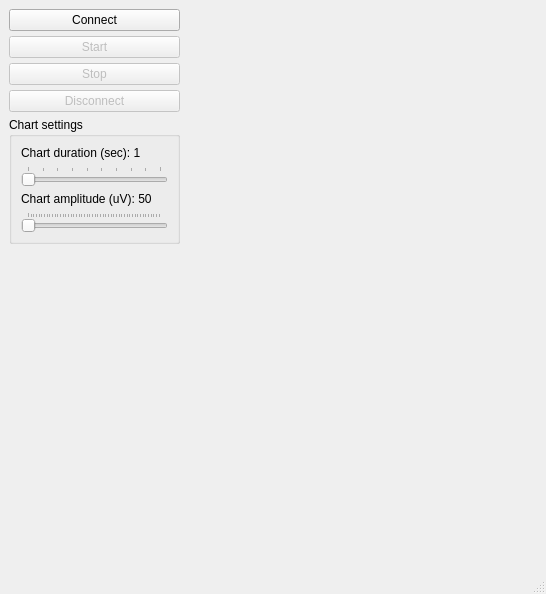
Old version of the form UI/mainwindow.ui in the repository ZarkSPb/BB_Python.
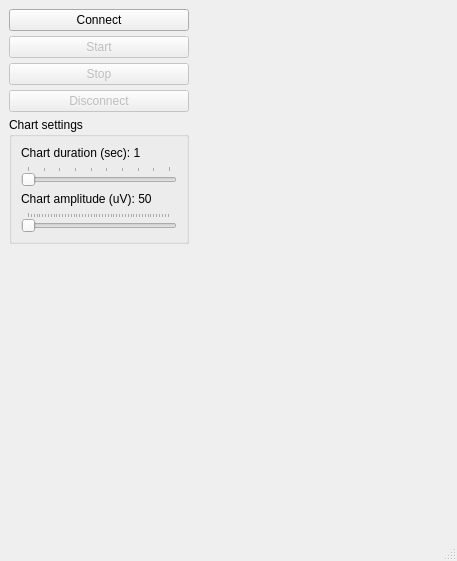
New version of the form.

Commit message: Slider Y - fully work, Slider X - half Work

The edit to the form file:
```diff
--- a/UI/mainwindow.ui
+++ b/UI/mainwindow.ui
@@ -6,8 +6,8 @@
    <rect>
     <x>0</x>
     <y>0</y>
-    <width>546</width>
-    <height>594</height>
+    <width>457</width>
+    <height>561</height>
    </rect>
   </property>
   <property name="windowTitle">
@@ -39,6 +39,9 @@
        <property name="topMargin">
         <number>0</number>
        </property>
+       <property name="rightMargin">
+        <number>0</number>
+       </property>
        <property name="bottomMargin">
         <number>0</number>
        </property>
@@ -100,6 +103,9 @@
             <property name="maximum">
              <number>10</number>
             </property>
+            <property name="value">
+             <number>1</number>
+            </property>
             <property name="orientation">
              <enum>Qt::Horizontal</enum>
             </property>
@@ -167,7 +173,23 @@
       <property name="toolTipDuration">
        <number>-1</number>
       </property>
-      <layout class="QVBoxLayout" name="verticalLayout_3"/>
+      <layout class="QVBoxLayout" name="verticalLayout_3">
+       <property name="spacing">
+        <number>0</number>
+       </property>
+       <property name="leftMargin">
+        <number>0</number>
+       </property>
+       <property name="topMargin">
+        <number>0</number>
+       </property>
+       <property name="rightMargin">
+        <number>0</number>
+       </property>
+       <property name="bottomMargin">
+        <number>0</number>
+       </property>
+      </layout>
      </widget>
     </item>
    </layout>
```
Left out of the diff: 45 changed lines with no effect on the pictures. The commit also changes 2 other files.
